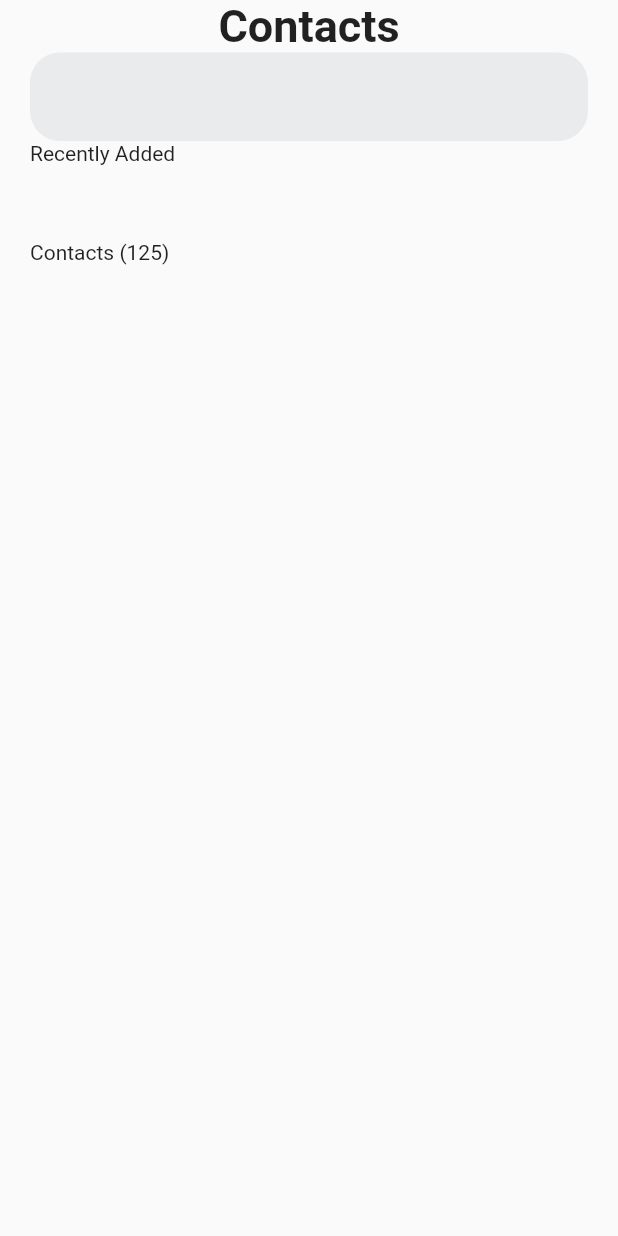
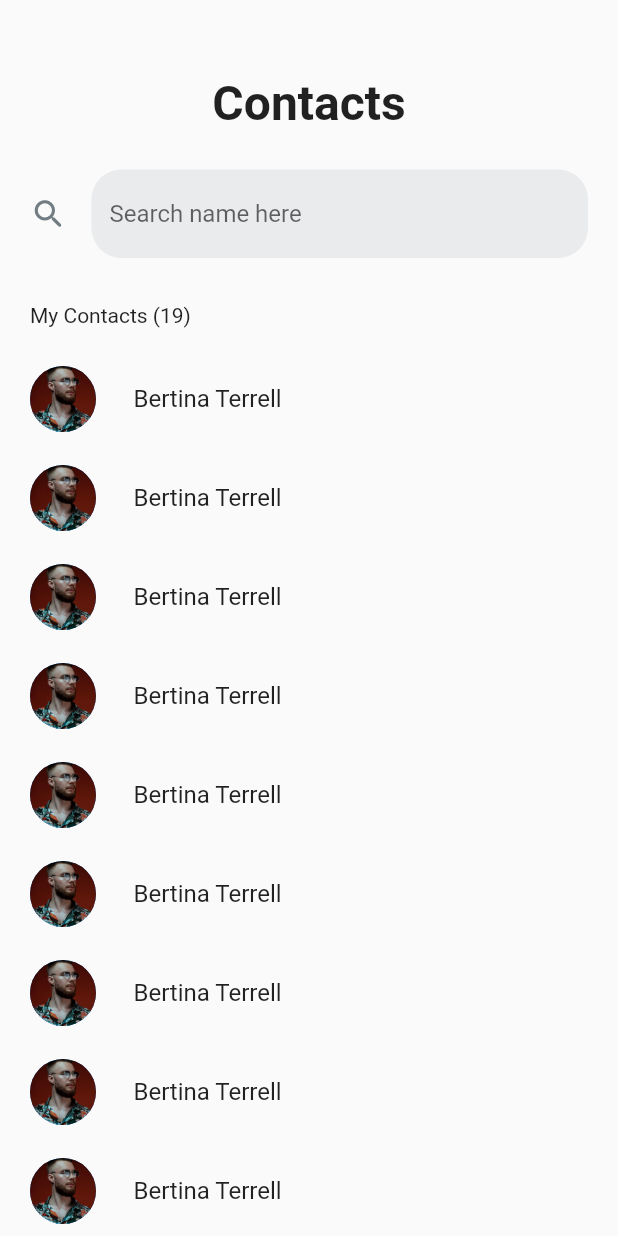
Before and after one commit to Bamidele1234/contacts, a Flutter app: the screen it shows after launch, on a phone screen of 412 x 824 dp. Run offline on Flutter 3.47's test engine with Material 2 defaults, Android fonts, the phone set to English and light mode, and no system bars; our stand-ins replace auto_route, responsive_framework.

Commit message:
Improved the UI

```diff
--- a/lib/bloc/app_bloc.dart
+++ b/lib/bloc/app_bloc.dart
@@ -1,5 +1,14 @@
+import 'package:exercise5/model/contact_model.dart';
 import 'package:flutter/material.dart';
 
 class AppBloc extends ChangeNotifier {
   AppBloc();
+
+  List<Contact> getContacts() {
+    List<Contact> contacts = [];
+    for (int i = 1; i < 20; i++) {
+      contacts.add(Contact(image: 'assets/img.jpg', name: 'Bertina Terrell'));
+    }
+    return contacts;
+  }
 }
--- /dev/null
+++ b/lib/constants.dart
@@ -0,0 +1,18 @@
+import 'package:flutter/material.dart';
+
+const kInputDecoration = InputDecoration(
+  filled: true,
+  icon: Icon(
+    size: 25,
+    Icons.search_rounded,
+    color: Color(0xFF727C83),
+  ),
+  hintText: 'Search name here',
+  fillColor: Color(0xFFE9EBEC),
+  border: OutlineInputBorder(
+    borderRadius: BorderRadius.all(
+      Radius.circular(20),
+    ),
+    borderSide: BorderSide.none,
+  ),
+);
--- /dev/null
+++ b/lib/contact_list.dart
@@ -0,0 +1,46 @@
+import 'package:exercise5/bloc/app_bloc.dart';
+import 'package:exercise5/model/contact_model.dart';
+import 'package:flutter/material.dart';
+import 'package:provider/provider.dart';
+
+class ContactList extends StatelessWidget {
+  const ContactList({
+    Key? key,
+  }) : super(key: key);
+
+  @override
+  Widget build(BuildContext context) {
+    return Consumer<AppBloc>(
+      builder: (BuildContext context, data, Widget? child) {
+        return ScrollConfiguration(
+          behavior: ScrollConfiguration.of(context).copyWith(
+            scrollbars: false, // Remove the scroll bar by the side
+            physics:
+                const BouncingScrollPhysics(), // Create a bouncy scroll effect
+          ),
+          child: ListView.builder(
+            itemCount: data.getContacts().length,
+            itemBuilder: (context, index) {
+              Contact item = data.getContacts()[index];
+              return ListTile(
+                contentPadding: const EdgeInsets.symmetric(
+                  vertical: 5,
+                ),
+                leading: CircleAvatar(
+                  radius: 22,
+                  backgroundImage: AssetImage(item.image),
+                ),
+                title: Padding(
+                  padding: const EdgeInsets.only(left: 9),
+                  child: Text(
+                    item.name,
+                  ),
+                ),
+              );
+            },
+          ),
+        );
+      },
+    );
+  }
+}
--- /dev/null
+++ b/lib/model/contact_model.dart
@@ -0,0 +1,9 @@
+class Contact {
+  String image;
+  String name;
+
+  Contact({
+    required this.image,
+    required this.name,
+  });
+}
--- a/lib/pages/main_screen.dart
+++ b/lib/pages/main_screen.dart
@@ -1,4 +1,8 @@
+import 'package:exercise5/bloc/app_bloc.dart';
+import 'package:exercise5/constants.dart';
+import 'package:exercise5/contact_list.dart';
 import 'package:flutter/material.dart';
+import 'package:provider/provider.dart';
 
 class MainScreen extends StatelessWidget {
   const MainScreen({Key? key}) : super(key: key);
@@ -6,41 +10,42 @@ class MainScreen extends StatelessWidget {
   @override
   Widget build(BuildContext context) {
     return Scaffold(
-      body: Padding(
-        padding: const EdgeInsets.symmetric(horizontal: 20),
-        child: Center(
+      body: SafeArea(
+        child: Padding(
+          padding: const EdgeInsets.symmetric(horizontal: 20),
           child: Column(
+            crossAxisAlignment: CrossAxisAlignment.stretch,
             children: [
-              const Text(
-                "Contacts",
-                style: TextStyle(
-                  fontSize: 30,
-                  fontWeight: FontWeight.w600,
-                ),
+              Row(
+                mainAxisAlignment: MainAxisAlignment.center,
+                children: const [
+                  Padding(
+                    padding: EdgeInsets.only(top: 50, bottom: 25),
+                    child: Text(
+                      "Contacts",
+                      style: TextStyle(
+                        fontSize: 32,
+                        fontWeight: FontWeight.w600,
+                      ),
+                    ),
+                  ),
+                ],
               ),
               const TextField(
-                decoration: InputDecoration(
-                  filled: true,
-                  fillColor: Color(0xFFE9EBEC),
-                  border: OutlineInputBorder(
-                    borderRadius: BorderRadius.all(
-                      Radius.circular(20),
-                    ),
-                    borderSide: BorderSide.none,
-                  ),
-                ),
+                showCursor: false,
+                decoration: kInputDecoration,
               ),
-              Column(
-                crossAxisAlignment: CrossAxisAlignment.stretch,
-                children: const [
-                  Text('Recently Added'),
-                  SizedBox(
-                    height: 50,
-                    width: double.infinity,
-                  ),
-                  Text('Contacts (125)'),
-                ],
+              const SizedBox(
+                height: 30,
               ),
+              Text(
+                  'My Contacts (${context.watch<AppBloc>().getContacts().length})'),
+              const SizedBox(
+                height: 15,
+              ),
+              const Expanded(
+                child: ContactList(),
+              )
             ],
           ),
         ),
--- a/pubspec.yaml
+++ b/pubspec.yaml
@@ -62,6 +62,9 @@ flutter:
   # the material Icons class.
   uses-material-design: true
 
+  assets:
+    - assets/
+
   # To add assets to your application, add an assets section, like this:
   # assets:
   #   - images/a_dot_burr.jpeg
```
Also changed, not shown: assets/img.jpg (added).
